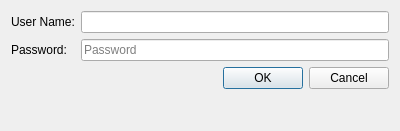
This is Login.ui in CDDDJ-A-2015/Project as Qt 5 draws it before an edit. The edited form follows.
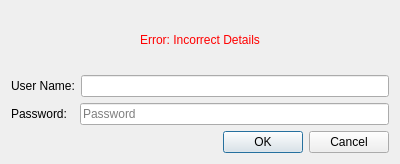
This is the edited form.

The edit to the form file:
```diff
--- a/Login.ui
+++ b/Login.ui
@@ -7,31 +7,51 @@
     <x>0</x>
     <y>0</y>
     <width>400</width>
-    <height>131</height>
+    <height>164</height>
    </rect>
   </property>
   <property name="windowTitle">
    <string>Login</string>
   </property>
-  <layout class="QFormLayout" name="formLayout">
-   <item row="0" column="0">
+  <layout class="QVBoxLayout" name="verticalLayout">
+   <item>
+    <widget class="QLabel" name="lError">
+     <property name="text">
+      <string>&lt;html&gt;&lt;head/&gt;&lt;body&gt;&lt;p&gt;&lt;span style=&quot; color:#ff0000;&quot;&gt;Error: Incorrect Details&lt;/span&gt;&lt;/p&gt;&lt;/body&gt;&lt;/html&gt;</string>
+     </property>
+     <property name="alignment">
+      <set>Qt::AlignCenter</set>
+     </property>
+    </widget>
+   </item>
+   <item>
+    <layout class="QHBoxLayout" name="horizontalLayout_2">
+     <item>
     <widget class="QLabel" name="lUserName">
      <property name="text">
       <string>User Name:</string>
      </property>
     </widget>
    </item>
-   <item row="4" column="0" colspan="2">
-    <widget class="QDialogButtonBox" name="buttonBox">
-     <property name="orientation">
-      <enum>Qt::Horizontal</enum>
-     </property>
-     <property name="standardButtons">
-      <set>QDialogButtonBox::Cancel|QDialogButtonBox::Ok</set>
+     <item>
+      <widget class="QLineEdit" name="eUserName">
+       <property name="maxLength">
+        <number>16</number>
+       </property>
+      </widget>
+     </item>
+    </layout>
+   </item>
+   <item>
+    <layout class="QHBoxLayout" name="horizontalLayout_3">
+     <item>
+      <widget class="QLabel" name="lPassword">
+       <property name="text">
+        <string>Password:  </string>
      </property>
     </widget>
    </item>
-   <item row="3" column="1">
+     <item>
     <widget class="QLineEdit" name="ePassword">
      <property name="inputMask">
       <string notr="true"/>
@@ -47,17 +67,15 @@
      </property>
     </widget>
    </item>
-   <item row="3" column="0">
-    <widget class="QLabel" name="lPassword">
-     <property name="text">
-      <string>Password:</string>
-     </property>
-    </widget>
+    </layout>
    </item>
-   <item row="0" column="1">
-    <widget class="QLineEdit" name="eUserName">
-     <property name="maxLength">
-      <number>16</number>
+   <item>
+    <widget class="QDialogButtonBox" name="buttonBox">
+     <property name="orientation">
+      <enum>Qt::Horizontal</enum>
+     </property>
+     <property name="standardButtons">
+      <set>QDialogButtonBox::Cancel|QDialogButtonBox::Ok</set>
      </property>
     </widget>
    </item>
```
Left out of the diff: 18 changed lines with no effect on the pictures. Lines whose indentation alone changed are shown as unchanged.
